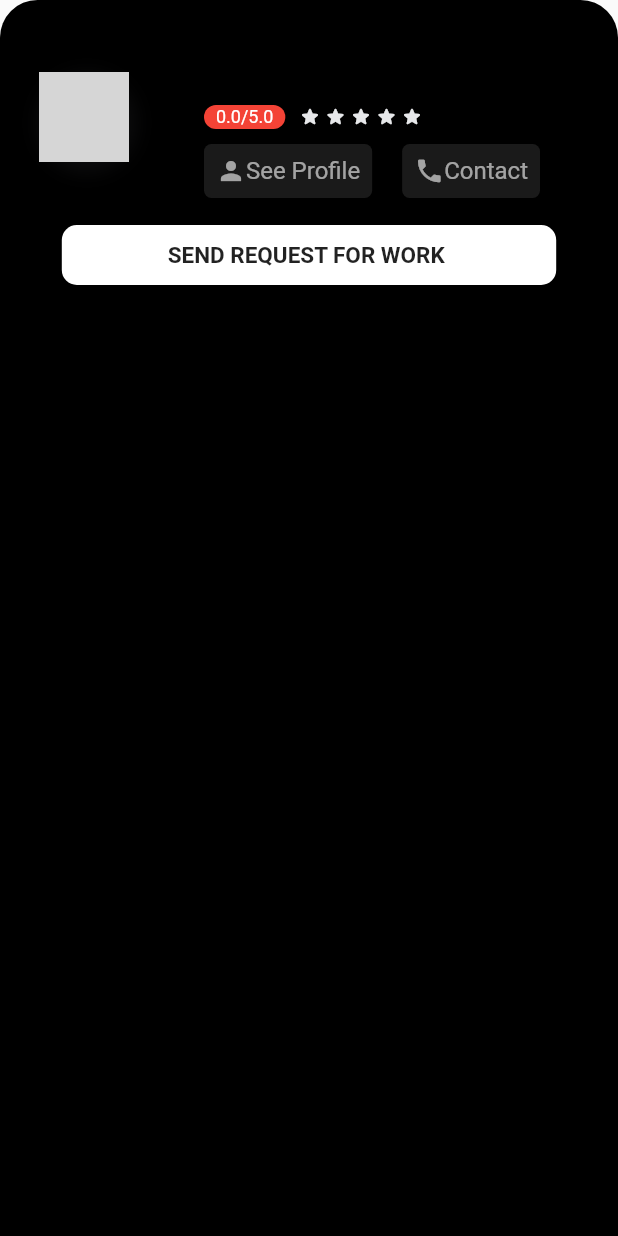
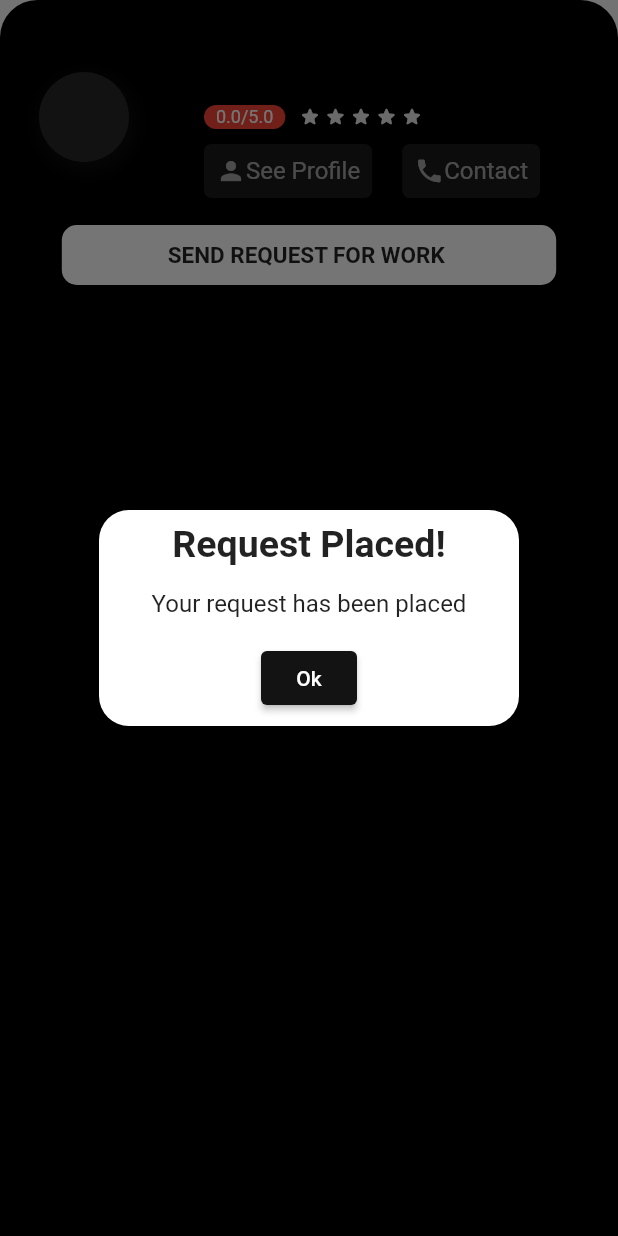
Before and after one commit to SaskarKhadka/Home-Utility, a Flutter app: the RatingCard widget shown alone on an empty page, opened directly with empty values, after a tap on "SEND REQUEST FOR WORK", on a phone screen of 412 x 824 dp. Run offline on Flutter 3.47's test engine with Material 2 defaults, Android fonts, the phone set to English and light mode, and no system bars; drawn by our look-alikes of flutter_rating_stars; our stand-ins replace eva_icons_flutter, firebase_auth, firebase_core, firebase_database, firebase_storage, flutter_rating_bar and 6 more; missing offline and left inert: search_choices; accounts and stored records are empty; grey boxes are pictures that could not be loaded.

```diff
--- a/home_utility/lib/location/infobox.dart
+++ b/home_utility/lib/location/infobox.dart
@@ -1,37 +1,69 @@
 import 'dart:ui';
 
 import 'package:flutter/material.dart';
-
+import 'package:get/get.dart';
 import 'package:google_fonts/google_fonts.dart';
 import 'package:flutter_rating_stars/flutter_rating_stars.dart';
+import 'package:uuid/uuid.dart';
 
+import '../constants.dart';
+import '../main.dart';
 
 class RatingCard extends StatelessWidget {
   final String username;
   final String address;
   final String profession;
   final double rating;
+  final String proID;
 
-  const RatingCard(this.username, this.address, this.profession, this.rating);
+  final DateTime dateTime;
+  final String description;
+  final String category;
+  final String service;
+  final DateTime date;
+  final TimeOfDay time;
+  final String municipality;
+  final String district;
+  final double latitude;
+  final double longitude;
+
+  RatingCard({
+    this.username,
+    this.address,
+    this.profession,
+    this.rating,
+    this.proID,
+    this.dateTime,
+    this.description,
+    this.category,
+    this.service,
+    this.date,
+    this.time,
+    this.municipality,
+    this.district,
+    this.latitude,
+    this.longitude,
+  });
+
+  // const RatingCard();
 
   @override
   Widget build(BuildContext context) {
     double screenWidth = MediaQuery.of(context).size.width;
     //    double screenHeight = MediaQuery.of(context).size.height;
-   Size size= MediaQuery.of(context).size;
-    return    Container(
+    Size size = MediaQuery.of(context).size;
+    return Container(
       width: screenWidth,
       decoration: BoxDecoration(
           color: Colors.black,
-        borderRadius: BorderRadius.only(topLeft: Radius.circular(25),topRight: Radius.circular(25))
-      ),
+          borderRadius: BorderRadius.only(
+              topLeft: Radius.circular(25), topRight: Radius.circular(25))),
       child: Padding(
         padding: const EdgeInsets.all(16.0),
         child: Column(
           children: [
             Row(
-
-             children:<Widget> [
+              children: <Widget>[
                 SizedBox(width: 10),
                 Container(
                   height: 60,
@@ -39,67 +71,45 @@ class RatingCard extends StatelessWidget {
                   decoration: BoxDecoration(
                       shape: BoxShape.circle,
                       color: Color(0xff27272A),
-
                       boxShadow: [
                         BoxShadow(
                           color: Color(0xff27272A).withOpacity(0.3),
                           spreadRadius: 3,
                           blurRadius: 10,
                           offset: Offset(2, 4), // changes position of shadow
-                                ),]
                         ),
+                      ]),
                   child: Image.asset('images/user.png'),
-
                 ),
                 SizedBox(width: 50),
                 Column(
                     crossAxisAlignment: CrossAxisAlignment.start,
                     children: <Widget>[
-
-                  Text(username,style: GoogleFonts.montserrat(fontSize: 20,color: Colors.white,fontWeight: FontWeight.bold)),
+                      Text(username,
+                          style: GoogleFonts.montserrat(
+                              fontSize: 20,
+                              color: Colors.white,
+                              fontWeight: FontWeight.bold)),
                       SizedBox(height: 5),
-                  Text(address,style: GoogleFonts.roboto(fontSize: 16,color: Colors.white70)),
+                      Text(address,
+                          style: GoogleFonts.roboto(
+                              fontSize: 16, color: Colors.white70)),
                       SizedBox(height: 6),
                       RatingStars(
                         value: rating,
-                    starCount: 5 ,
+                        starCount: 5,
                         starSize: 15,
                         starColor: Color(0xffF3CF31),
                         starSpacing: 2,
                         starOffColor: const Color(0xffe7e8ea),
-
-                    valueLabelColor: Colors.red ,
-
+                        valueLabelColor: Colors.red,
                       ),
                       SizedBox(height: 10),
                       Row(
                         // mainAxisAlignment: MainAxisAlignment.spaceAround,
                         children: [
                           GestureDetector(
-                        onTap: (){},
-                                              child: Container(
-
-                          decoration: BoxDecoration(
-                            borderRadius: BorderRadius.circular(5),
-                            color: Color(0xff1A1A1A),
-                          ),
-                          child: Padding(
-                            padding: const EdgeInsets.all(8),
-                            child: Container(
-                              child: Row(children: [
-                                Icon(Icons.person,size: 20,color: Colors.white60,),
-                                Text('See Profile',style: TextStyle(color: Colors.white60,fontSize: 16))
-
-                              ],),
-                            ),
-                          ),
-                        ),
-                      ),
-
-                      SizedBox(width: 20),
-
-                      GestureDetector(
-                        onTap: (){},
+                            onTap: () {},
                             child: Container(
                               decoration: BoxDecoration(
                                 borderRadius: BorderRadius.circular(5),
@@ -108,11 +118,49 @@ class RatingCard extends StatelessWidget {
                               child: Padding(
                                 padding: const EdgeInsets.all(8),
                                 child: Container(
-                          child: Row(children: [
-                            Icon(Icons.phone,size: 20,color: Colors.white60,),
-                            Text('Contact',style: TextStyle(color: Colors.white60,fontSize: 16),)
-
-                          ],),
+                                  child: Row(
+                                    children: [
+                                      Icon(
+                                        Icons.person,
+                                        size: 20,
+                                        color: Colors.white60,
+                                      ),
+                                      Text('See Profile',
+                                          style: TextStyle(
+                                              color: Colors.white60,
+                                              fontSize: 16))
+                                    ],
+                                  ),
+                                ),
+                              ),
+                            ),
+                          ),
+                          SizedBox(width: 20),
+                          GestureDetector(
+                            onTap: () {},
+                            child: Container(
+                              decoration: BoxDecoration(
+                                borderRadius: BorderRadius.circular(5),
+                                color: Color(0xff1A1A1A),
+                              ),
+                              child: Padding(
+                                padding: const EdgeInsets.all(8),
+                                child: Container(
+                                  child: Row(
+                                    children: [
+                                      Icon(
+                                        Icons.phone,
+                                        size: 20,
+                                        color: Colors.white60,
+                                      ),
+                                      Text(
+                                        'Contact',
+                                        style: TextStyle(
+                                            color: Colors.white60,
+                                            fontSize: 16),
+                                      )
+                                    ],
+                                  ),
                                 ),
                               ),
                             ),
@@ -120,29 +168,65 @@ class RatingCard extends StatelessWidget {
                         ],
                       ),
                       SizedBox(height: 8),
-
-
-              ]
+                    ]),
+              ],
             ),
-           ],),
             SizedBox(height: 10),
             GestureDetector(
               child: Container(
-                  width: screenWidth*0.8,
+                width: screenWidth * 0.8,
                 height: 40,
                 decoration: BoxDecoration(
                     color: Colors.white,
-                    borderRadius: BorderRadius.circular(10)
+                    borderRadius: BorderRadius.circular(10)),
+                child: Center(
+                  child: Text('SEND REQUEST FOR WORK ',
+                      style: GoogleFonts.roboto(
+                          fontSize: 15.0, fontWeight: FontWeight.bold)),
                 ),
-                  child: Center(
+              ),
+              onTap: () {
+                Get.defaultDialog(
+                  title: 'Request Placed!',
+                  titleStyle: TextStyle(
+                    fontSize: 25.0,
+                    fontWeight: FontWeight.w600,
+                  ),
+                  barrierDismissible: false,
+                  middleText: 'Your request has been placed',
+                  confirm: ElevatedButton(
+                    onPressed: () async {
+                      // CircularProgressIndicator();
+                      await database.totalUsersRequests();
+                      // Get.back();
+                      // Get.back();
+                      String newRequestKey = Uuid().v1();
+
+                      await database.saveRequest(
+                          description: description,
+                          // proID: data['proID'],
+                          proID: proID,
+                          dateTime: dateTime,
+                          requestKey: newRequestKey,
+                          category: category,
+                          service: service,
+                          municipality: municipality,
+                          district: district,
+                          date: date,
+                          time: time);
+                      Get.back();
+                      Get.back();
+                      print(userRequestCounter);
+                    },
                     child: Text(
-                      'SEND REQUEST FOR WORK ',
-                      style: GoogleFonts.roboto(fontSize: 15.0,fontWeight: FontWeight.bold)
+                      'Ok',
+                      style: TextStyle(
+                        color: kWhiteColour,
                       ),
                     ),
                   ),
-
-               onTap: (){},
+                );
+              },
             ),
             SizedBox(height: 8),
           ],
--- a/home_utility/lib/model/services.dart
+++ b/home_utility/lib/model/services.dart
@@ -23,4 +23,8 @@ class DatabaseStorage {
         .child(serviceName)
         .getDownloadURL();
   }
+
+  uploadImage(String uid) {
+    // FirebaseStorage.instance.ref().child(uid).putFile('url');
+  }
 }
--- a/home_utility/lib/screens/professionalNearMe.dart
+++ b/home_utility/lib/screens/professionalNearMe.dart
@@ -362,7 +362,7 @@ class ProsStream extends StatelessWidget {
                 print(data[index]['location']);
                 print('$latitude  $longitude');
                 double distance = Location().getDistance(
-                  latitude + 0.006,
+                  latitude + 0.00006,
                   longitude,
                   data[index]['location']['lat'],
                   data[index]['location']['lng'],
--- a/home_utility_pro/pubspec.yaml
+++ b/home_utility_pro/pubspec.yaml
@@ -39,6 +39,8 @@ dependencies:
   google_nav_bar: ^5.0.5
   line_icons: ^2.0.1
   search_choices: ^2.0.3
+  google_maps_flutter: ^2.0.6
+  flutter_rating_stars: ^1.0.3+1
 
 dev_dependencies:
   flutter_test:
```
Also changed, not shown: home_utility/lib/components/detailsDialog.dart (+23 -1 lines), home_utility/lib/location/google_map_screen.dart (+77 -43 lines), home_utility_pro/lib/screens/googleMapsScreen.dart (added, +114 -0 lines), home_utility_pro/pubspec.lock. Lines whose indentation alone changed are shown as unchanged.
